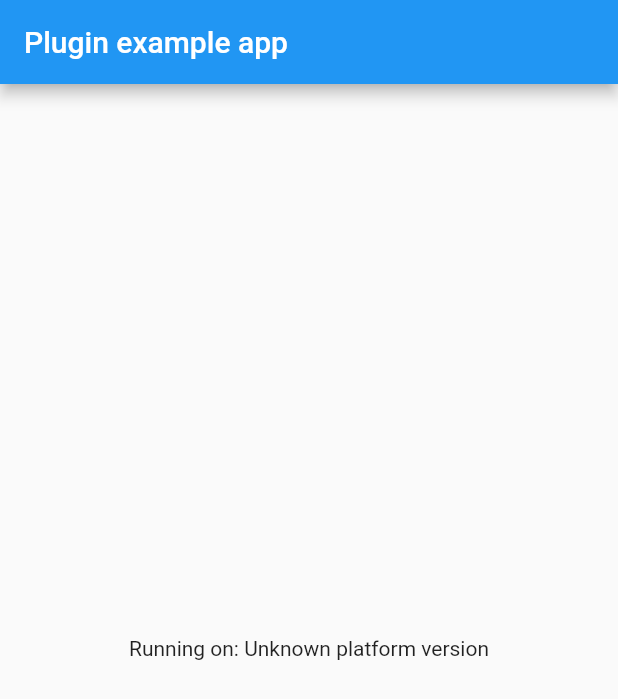
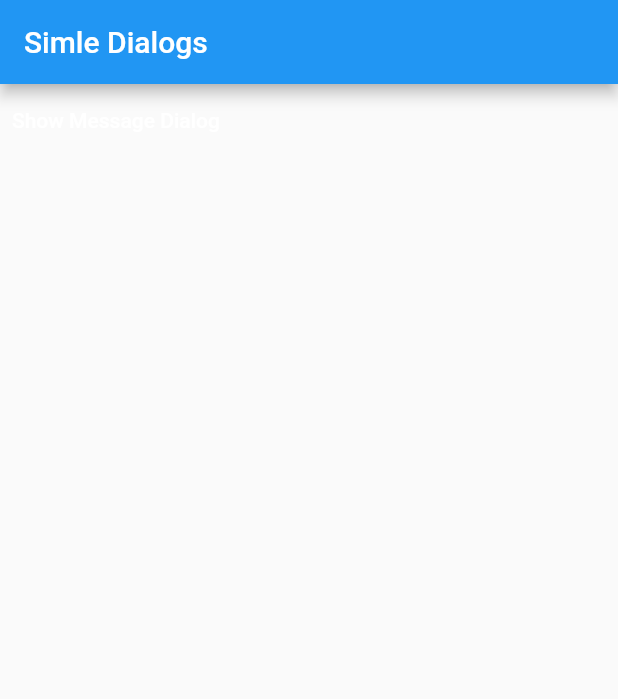
Before and after one commit to johnebere58/dialogpack, a Flutter app: the screen it shows after launch, on a phone screen of 412 x 824 dp. Shown: the top 699 px of the screen. Run offline on Flutter 3.47's test engine with Material 2 defaults, Android fonts, the phone set to English and light mode, and no system bars; our stand-ins replace get_it, plugin_platform_interface.

Commit message:
finished message dialog

```diff
--- a/example/lib/main.dart
+++ b/example/lib/main.dart
@@ -1,63 +1,66 @@
 import 'package:flutter/material.dart';
-import 'dart:async';
-
-import 'package:flutter/services.dart';
 import 'package:simpledialog/simpledialog.dart';
 
 void main() {
   runApp(const MyApp());
 }
 
-class MyApp extends StatefulWidget {
+class MyApp extends StatelessWidget {
   const MyApp({Key? key}) : super(key: key);
 
   @override
-  State<MyApp> createState() => _MyAppState();
+  Widget build(BuildContext context) {
+    return MaterialApp(
+      title: 'Simple Dialog Demo',
+      theme: ThemeData(
+        primarySwatch: Colors.blue,
+      ),debugShowCheckedModeBanner: false,
+      home: const MyHomePage(),
+    );
+  }
 }
 
-class _MyAppState extends State<MyApp> {
-  String _platformVersion = 'Unknown';
-  final _simpledialogPlugin = Simpledialog();
+class MyHomePage extends StatefulWidget {
+
+  const MyHomePage({Key? key}):super(key:key);
+
+  @override
+  State<MyHomePage> createState() => _MyHomePageState();
+}
+
+class _MyHomePageState extends State<MyHomePage> {
 
   @override
   void initState() {
+    DialogManager.initialize();
     super.initState();
-    initPlatformState();
-  }
-
-  // Platform messages are asynchronous, so we initialize in an async method.
-  Future<void> initPlatformState() async {
-    String platformVersion;
-    // Platform messages may fail, so we use a try/catch PlatformException.
-    // We also handle the message potentially returning null.
-    try {
-      platformVersion =
-          await _simpledialogPlugin.getPlatformVersion() ?? 'Unknown platform version';
-    } on PlatformException {
-      platformVersion = 'Failed to get platform version.';
-    }
-
-    // If the widget was removed from the tree while the asynchronous platform
-    // message was in flight, we want to discard the reply rather than calling
-    // setState to update our non-existent appearance.
-    if (!mounted) return;
-
-    setState(() {
-      _platformVersion = platformVersion;
-    });
   }
 
   @override
   Widget build(BuildContext context) {
-    return MaterialApp(
-      home: Scaffold(
-        appBar: AppBar(
-          title: const Text('Plugin example app'),
+    return Scaffold(
+      appBar: AppBar(
+        title: const Text('Simle Dialogs'),
+      ),
+      body: SingleChildScrollView(
+        child: Column(
+          children: [
+            TextButton(onPressed: (){
+              DialogManager.showMessageDialog(context,
+                  messageDialogModel:
+              MessageDialogModel(message: "Hellow Just testing"));
+            },
+                style: TextButton.styleFrom(
+                  primary: Colors.blue
+                ),
+                child: const Text("Show Message Dialog",
+                  style: TextStyle(color: Colors.white),)),
+
+            const SizedBox(height: 10,),
+          ],
         ),
-        body: Center(
-          child: Text('Running on: $_platformVersion\n'),
-        ),
-      ),
+      )
+     // This trailing comma makes auto-formatting nicer for build methods.
     );
   }
 }
--- a/lib/simpledialog.dart
+++ b/lib/simpledialog.dart
@@ -1,8 +1,3 @@
 
-import 'simpledialog_platform_interface.dart';
-
-class Simpledialog {
-  Future<String?> getPlatformVersion() {
-    return SimpledialogPlatform.instance.getPlatformVersion();
-  }
-}
+export 'src/dialog_manager.dart';
+export 'src/models/message_dialog_model.dart';
--- a/lib/src/blocs/message_dialog_controller.dart
+++ b/lib/src/blocs/message_dialog_controller.dart
@@ -1,16 +1,17 @@
 
 import 'dart:async';
 
+import 'package:simpledialog/src/assets/string_assets.dart';
 import 'package:simpledialog/src/repository/repository.dart';
 
 class MessageDialogController {
 
   static MessageDialogController get instance => getIt<MessageDialogController>();
 
-  final StreamController<String> _streamController = StreamController.broadcast();
+  final StreamController<String?> _streamController = StreamController.broadcast();
 
-  Stream<String> get stream => _streamController.stream;
+  Stream<String?> get stream => _streamController.stream;
 
-  void hideDialog({required String dialogKey})=> _streamController.add(dialogKey);
+  void hideDialog({String? dialogKey=DEFAULT_MESSAGE_DIALOG_ID})=> _streamController.add(dialogKey);
 
  }
--- a/lib/src/models/message_dialog_model.dart
+++ b/lib/src/models/message_dialog_model.dart
@@ -7,7 +7,7 @@ class MessageDialogModel{
     final IconData? icon;
     final Color iconColor;
     final double iconPadding;
-    final String title;
+    final String? title;
     final String message;
     final String positiveClickText;
     final String? negativeClickText;
@@ -25,8 +25,9 @@ class MessageDialogModel{
 
     MessageDialogModel(
     {
-      required this.title,
+
       required this.message,
+      this.title,
       this.icon,
       this.assetImage,
       this.iconColor= Colors.blue,
```
Also changed, not shown: lib/src/dialog_manager.dart (+14 -3 lines), lib/src/dialogs/message_dialog.dart (+12 -10 lines), lib/src/test_screens/sample_widget.dart (added, +31 -0 lines), 2 other files.
